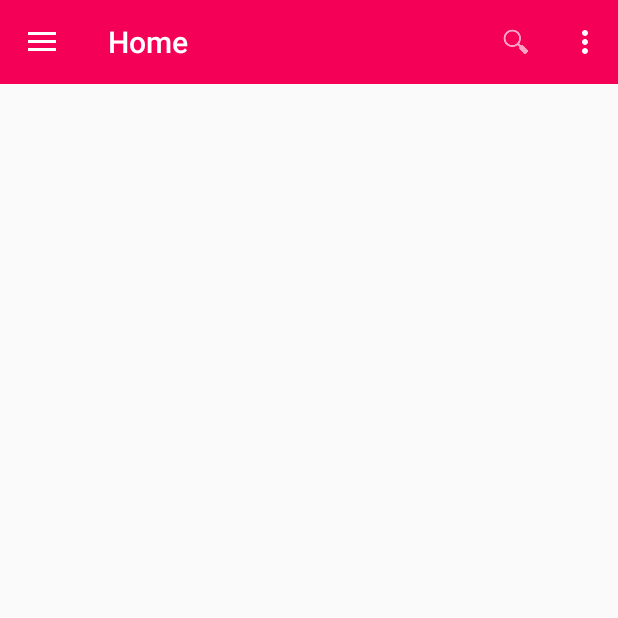
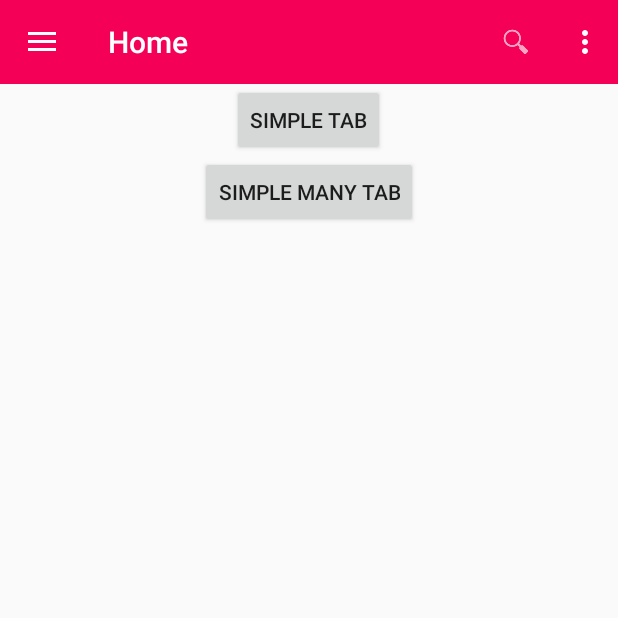
Before and after one commit to diastowo29/android-materialDesign, an Android app: the fragment FriendsFragment placed in its activity, on a phone screen of 412 x 824 dp, the top half of it. Run offline under Robolectric (Android 15) with nearby library versions, the phone set to English and light mode, and no system bars.

Commit message:
create ManyTabAct
change TabMode from fixed to scrollable

```diff
--- a/app/src/main/AndroidManifest.xml
+++ b/app/src/main/AndroidManifest.xml
@@ -18,8 +18,10 @@
                 <category android:name="android.intent.category.LAUNCHER" />
             </intent-filter>
         </activity>
-        <activity android:name=".activity.TabAct"
+        <activity android:name=".activity.Tab.TabAct"
             android:label="@string/tabact"/>
+        <activity android:name=".activity.Tab.ManyTabAct"
+            android:label="@string/manytabact"/>
     </application>
 
 </manifest>
--- a/app/src/main/java/materialdesign/df29/lumiere/materialdesign/activity/FriendsFragment.java
+++ b/app/src/main/java/materialdesign/df29/lumiere/materialdesign/activity/FriendsFragment.java
@@ -1,18 +1,24 @@
 package materialdesign.df29.lumiere.materialdesign.activity;
 
 import android.app.Activity;
+import android.content.Intent;
 import android.os.Bundle;
 import android.support.v4.app.Fragment;
 import android.view.LayoutInflater;
 import android.view.View;
 import android.view.ViewGroup;
+import android.widget.Button;
 
 import materialdesign.df29.lumiere.materialdesign.R;
+import materialdesign.df29.lumiere.materialdesign.activity.Tab.ManyTabAct;
+import materialdesign.df29.lumiere.materialdesign.activity.Tab.TabAct;
 
 /**
  * Created by Lumiere on 3/2/2016.
  */
 public class FriendsFragment extends Fragment {
+
+    Button btnSimpleTab, btnSimpleManyTab;
 
     public FriendsFragment() {
         // Required empty public constructor
@@ -28,7 +34,24 @@ public class FriendsFragment extends Fragment {
     public View onCreateView(LayoutInflater inflater, ViewGroup container,
                              Bundle savedInstanceState) {
         View rootView = inflater.inflate(R.layout.fragment_friend, container, false);
+        btnSimpleTab = (Button) rootView.findViewById(R.id.btnSimpleTab);
+        btnSimpleManyTab = (Button) rootView.findViewById(R.id.btnSimpleManyTab);
 
+        btnSimpleTab.setOnClickListener(new View.OnClickListener() {
+            @Override
+            public void onClick(View v) {
+                Intent i = new Intent(getActivity(), TabAct.class);
+                startActivity(i);
+            }
+        });
+
+        btnSimpleManyTab.setOnClickListener(new View.OnClickListener() {
+            @Override
+            public void onClick(View v) {
+                Intent i = new Intent(getActivity(), ManyTabAct.class);
+                startActivity(i);
+            }
+        });
 
         // Inflate the layout for this fragment
         return rootView;
--- a/app/src/main/java/materialdesign/df29/lumiere/materialdesign/activity/MainActivity.java
+++ b/app/src/main/java/materialdesign/df29/lumiere/materialdesign/activity/MainActivity.java
@@ -14,6 +14,7 @@ import android.view.View;
 import android.widget.Toast;
 
 import materialdesign.df29.lumiere.materialdesign.R;
+import materialdesign.df29.lumiere.materialdesign.activity.Tab.TabAct;
 
 public class MainActivity extends ActionBarActivity implements FragmentDrawer.FragmentDrawerListener {
 
--- a/app/src/main/java/materialdesign/df29/lumiere/materialdesign/activity/OneFragment.java
+++ b/app/src/main/java/materialdesign/df29/lumiere/materialdesign/activity/Tab/OneFragment.java
@@ -1,4 +1,4 @@
-package materialdesign.df29.lumiere.materialdesign.activity;
+package materialdesign.df29.lumiere.materialdesign.activity.Tab;
 
 import android.os.Bundle;
 import android.support.v4.app.Fragment;
--- a/app/src/main/java/materialdesign/df29/lumiere/materialdesign/activity/TabAct.java
+++ b/app/src/main/java/materialdesign/df29/lumiere/materialdesign/activity/Tab/TabAct.java
@@ -1,4 +1,4 @@
-package materialdesign.df29.lumiere.materialdesign.activity;
+package materialdesign.df29.lumiere.materialdesign.activity.Tab;
 
 import android.os.Bundle;
 import android.support.design.widget.TabLayout;
--- a/app/src/main/res/layout/fragment_friend.xml
+++ b/app/src/main/res/layout/fragment_friend.xml
@@ -2,4 +2,20 @@
 <RelativeLayout xmlns:android="http://schemas.android.com/apk/res/android"
     android:layout_width="match_parent" android:layout_height="match_parent">
 
+    <Button
+        android:layout_width="wrap_content"
+        android:layout_height="wrap_content"
+        android:text="Simple Tab"
+        android:id="@+id/btnSimpleTab"
+        android:layout_below="@+id/textView"
+        android:layout_centerHorizontal="true"/>
+
+    <Button
+        android:layout_width="wrap_content"
+        android:layout_height="wrap_content"
+        android:text="Simple Many Tab"
+        android:id="@+id/btnSimpleManyTab"
+        android:layout_below="@+id/btnSimpleTab"
+        android:layout_centerHorizontal="true"/>
+
 </RelativeLayout>
--- a/app/src/main/res/layout/fragment_second.xml
+++ b/app/src/main/res/layout/fragment_second.xml
@@ -8,6 +8,7 @@
         android:text="@string/two"
         android:textSize="40dp"
         android:textStyle="bold"
-        android:layout_centerInParent="true"/>
+        android:layout_centerInParent="true"
+        android:id="@+id/textView" />
 
 </RelativeLayout>
--- a/app/src/main/res/layout/tab_act.xml
+++ b/app/src/main/res/layout/tab_act.xml
@@ -21,7 +21,7 @@
             android:id="@+id/tabs"
             android:layout_width="match_parent"
             android:layout_height="wrap_content"
-            app:tabMode="fixed"
+            app:tabMode="scrollable"
             app:tabGravity="fill"/>
     </android.support.design.widget.AppBarLayout>
 
--- a/app/src/main/res/values/strings.xml
+++ b/app/src/main/res/values/strings.xml
@@ -24,4 +24,5 @@
     <string name="two">Two</string>
     <string name="third">Third</string>
     <string name="tabact">Tab Activity</string>
+    <string name="manytabact">Many Tab Act</string>
 </resources>
```
Also changed, not shown: app/src/main/java/materialdesign/df29/lumiere/materialdesign/activity/Tab/FiveFragment.java (renamed from app/src/main/java/materialdesign/df29/lumiere/materialdesign/activity/SecondFragment.java, +5 -6 lines), app/src/main/java/materialdesign/df29/lumiere/materialdesign/activity/Tab/FourFragment.java (added, +30 -0 lines), app/src/main/java/materialdesign/df29/lumiere/materialdesign/activity/Tab/ManyTabAct.java (added, +98 -0 lines), app/src/main/java/materialdesign/df29/lumiere/materialdesign/activity/Tab/SecondFragment.java (added, +37 -0 lines), app/src/main/java/materialdesign/df29/lumiere/materialdesign/activity/Tab/SevenFragment.java (renamed from app/src/main/java/materialdesign/df29/lumiere/materialdesign/activity/ThirdFragment.java, +6 -7 lines), app/src/main/java/materialdesign/df29/lumiere/materialdesign/activity/Tab/SixFragment.java (added, +31 -0 lines), app/src/main/java/materialdesign/df29/lumiere/materialdesign/activity/Tab/ThirdFragment.java (added, +32 -0 lines).
